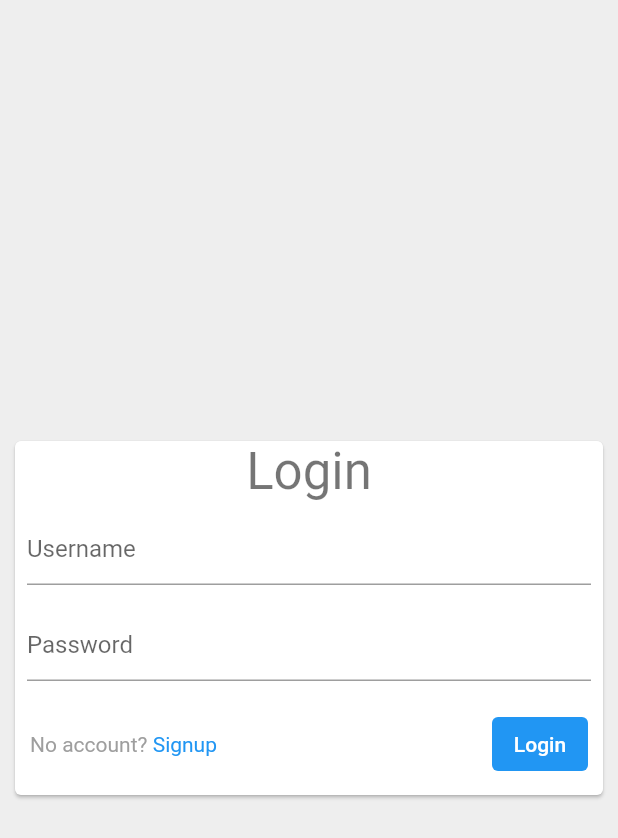
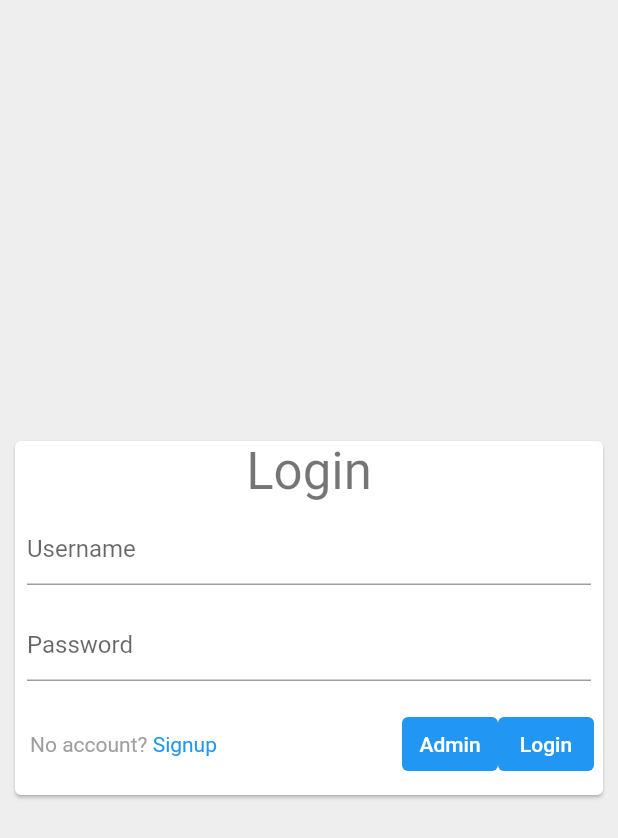
Before and after one commit to RobToombs/tech_poc, a Flutter app: the screen it shows after launch, on a phone screen of 412 x 824 dp. Shown: the top 838 px of the screen. Run offline on Flutter 3.47's test engine with Material 2 defaults, Android fonts, the light colour scheme and no system bars.

Commit message:
Navigation from Flutter app to Elm app

```diff
--- a/frontend/flutter/lib/login/login.dart
+++ b/frontend/flutter/lib/login/login.dart
@@ -1,5 +1,8 @@
 import 'package:flutter/gestures.dart';
 import 'package:flutter/material.dart';
+import 'package:url_launcher/url_launcher.dart';
+
+const _url = 'http://localhost:9000/admin';
 
 class LoginScreen extends StatelessWidget {
   @override
@@ -43,6 +46,10 @@ class _LoginFormState extends State<LoginForm> {
     Navigator.of(context).pushNamed('/sign-up');
   }
 
+  void _launchURL() async => await canLaunch(_url)
+      ? await launch(_url, webOnlyWindowName: "_self")
+      : throw 'Could not launch $_url';
+
   @override
   Widget build(BuildContext context) {
     return Form(
@@ -78,7 +85,9 @@ class _LoginFormState extends State<LoginForm> {
               child: Row(
                   mainAxisAlignment: MainAxisAlignment.spaceBetween,
                   children: [
-                    RichText(
+                    Expanded(
+                        flex: 2,
+                        child: RichText(
                           text: TextSpan(
                             style: TextStyle(color: Colors.grey),
                             children: <TextSpan>[
@@ -92,14 +101,39 @@ class _LoginFormState extends State<LoginForm> {
                                     }),
                             ],
                           ),
+                        )),
+                    Expanded(
+                        flex: 1,
+                        child: Row(
+                            mainAxisAlignment: MainAxisAlignment.spaceEvenly,
+                            children: [
+                              TextButton(
+                                style: ButtonStyle(
+                                  foregroundColor:
+                                      MaterialStateColor.resolveWith(
+                                          (Set<MaterialState> states) {
+                                    return Colors.white;
+                                  }),
+                                  backgroundColor:
+                                      MaterialStateColor.resolveWith(
+                                          (Set<MaterialState> states) {
+                                    return Colors.blue;
+                                  }),
+                                ),
+                                onPressed: () {
+                                  _launchURL();
+                                },
+                                child: Text('Admin'),
                               ),
                               TextButton(
                                 style: ButtonStyle(
-                        foregroundColor: MaterialStateColor.resolveWith(
+                                  foregroundColor:
+                                      MaterialStateColor.resolveWith(
                                           (Set<MaterialState> states) {
                                     return Colors.white;
                                   }),
-                        backgroundColor: MaterialStateColor.resolveWith(
+                                  backgroundColor:
+                                      MaterialStateColor.resolveWith(
                                           (Set<MaterialState> states) {
                                     return Colors.blue;
                                   }),
@@ -111,6 +145,7 @@ class _LoginFormState extends State<LoginForm> {
                                 },
                                 child: Text('Login'),
                               ),
+                            ]))
                   ])),
         ],
       ),
--- a/frontend/flutter/pubspec.yaml
+++ b/frontend/flutter/pubspec.yaml
@@ -23,6 +23,7 @@ environment:
 dependencies:
   http: ^0.13.0
   intl: ^0.17.0
+  url_launcher: ^6.0.8
   flutter:
     sdk: flutter
 
```
Also changed, not shown: frontend/flutter/pubspec.lock. Lines whose indentation alone changed are shown as unchanged.
